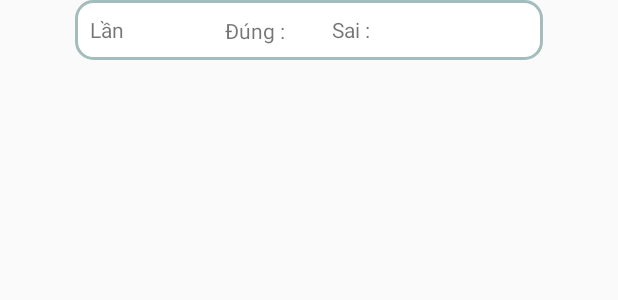
After one commit to Dang-Ngoc-Anh/Project_Android_Quizi_App_Java, an Android app: the layout history_item.xml on its own in the app's theme, with its tools: preview values and no code run, on a phone screen of 412 x 824 dp. The commit adds this screen. Shown: the top 300 px of the screen. Run offline under Robolectric (Android 15) with nearby library versions, the light colour scheme and no system bars.

Commit message:
Add data base history result , update chức năng  lưu lại lịch sử kết quả thi

```diff
--- a/app/src/main/java/com/example/quizi/DashboardActivity.java
+++ b/app/src/main/java/com/example/quizi/DashboardActivity.java
@@ -31,6 +31,7 @@ public class DashboardActivity extends AppCompatActivity {
     CardView cardA , cardB , cardC , cardD;
     Button btnNext;
     ImageView imgBack;
+    Topic topic;
     int timeValue = 15;
     int index = 0;
      int countCorrect = 0;
@@ -41,7 +42,7 @@ public class DashboardActivity extends AppCompatActivity {
         setContentView(R.layout.activity_dashboard);
         hooks();
 
-        Topic topic = (Topic) getIntent().getExtras().get("objTopic");
+        topic = (Topic) getIntent().getExtras().get("objTopic");
         modelList = new ArrayList<>();
         modelList = QuestionDataBase.getInstance(getApplicationContext()).questionDAO().getItemByTopic(topic.getTopic());
 //        Collections.shuffle(modelList);
@@ -187,7 +188,7 @@ public class DashboardActivity extends AppCompatActivity {
     }
 
     public void wrong(CardView card){
-        card.setBackgroundColor(getResources().getColor(R.color.red));
+        card.setBackgroundColor(getResources().getColor(R.color.green));
         btnNext.setOnClickListener(new View.OnClickListener() {
             @Override
             public void onClick(View v) {
@@ -213,6 +214,7 @@ public class DashboardActivity extends AppCompatActivity {
         Intent intent = new Intent(DashboardActivity.this , WonActivity.class);
         intent.putExtra("countCorrect" , countCorrect);
         intent.putExtra("countWrong" , countWrong);
+        intent.putExtra("topicNumber" , topic.getTopic());
         startActivity(intent);
     }
 
--- a/app/src/main/java/com/example/quizi/LoginActivity.java
+++ b/app/src/main/java/com/example/quizi/LoginActivity.java
@@ -31,7 +31,7 @@ public class LoginActivity extends AppCompatActivity {
         setContentView(R.layout.activity_login);
 //        init view
         getView();
-        etEmail.setText("Admin@gmail.com");
+        etEmail.setText("Admin");
         etPassword.setText("admin");
         createAccount.setOnClickListener(v -> nextActivitySignUp());
         forgetPassword.setOnClickListener(v -> {
@@ -48,7 +48,7 @@ public class LoginActivity extends AppCompatActivity {
             list = dataBaseUser.getAllUser();
 
 //          check account
-            if(email.equals("Admin@gmail.com") && password.equals("admin")){
+            if(email.equals("Admin") && password.equals("admin")){
                 email = "Admin";
                 nextActivityMain();
                 return;
--- a/app/src/main/java/com/example/quizi/MainActivity.java
+++ b/app/src/main/java/com/example/quizi/MainActivity.java
@@ -25,9 +25,9 @@ public class MainActivity extends AppCompatActivity {
     protected void onCreate(Bundle savedInstanceState) {
         super.onCreate(savedInstanceState);
 //        remove tile , full screen
-        requestWindowFeature(Window.FEATURE_NO_TITLE);
+        /*requestWindowFeature(Window.FEATURE_NO_TITLE);
         getWindow().setFlags(WindowManager.LayoutParams.FLAG_FULLSCREEN,
-                WindowManager.LayoutParams.FLAG_FULLSCREEN);
+                WindowManager.LayoutParams.FLAG_FULLSCREEN);*/
         setContentView(R.layout.activity_main);
         hook();
         User user = new User(LoginActivity.email , LoginActivity.password);
@@ -47,7 +47,7 @@ public class MainActivity extends AppCompatActivity {
 
 //        button xem kết quả vừa thi
         btnMark.setOnClickListener(v -> {
-         Intent intent = new Intent(MainActivity.this, WonActivity.class);
+         Intent intent = new Intent(MainActivity.this, HistoryActivity.class);
             intent.putExtra("countCorrect" , WonActivity.countCorrect);
             intent.putExtra("countWrong" , WonActivity.countWrong);
             startActivity(intent);
--- a/app/src/main/java/com/example/quizi/SignUpActivity.java
+++ b/app/src/main/java/com/example/quizi/SignUpActivity.java
@@ -53,7 +53,7 @@ public class SignUpActivity extends AppCompatActivity {
             String password = etPassword.getText().toString().trim();
             String confirmPassword =  etConfirmPassword.getText().toString().trim();
 
-            if(password.equals(confirmPassword) && checkEmpty() == true && isValidEmail(email) == true){
+            if(password.equals(confirmPassword) /*&& checkEmpty() == true && isValidEmail(email) == true*/){
                 DataBaseUser dataBaseUser = new DataBaseUser(SignUpActivity.this);
                 List<User> list = new ArrayList<>();
                 list = dataBaseUser.getAllUser();
--- a/app/src/main/java/com/example/quizi/UserMainActivity.java
+++ b/app/src/main/java/com/example/quizi/UserMainActivity.java
@@ -36,7 +36,7 @@ public class UserMainActivity extends AppCompatActivity {
         });
 
         btnMark.setOnClickListener(v -> {
-            Intent intent = new Intent(UserMainActivity.this, WonActivity.class);
+            Intent intent = new Intent(UserMainActivity.this, HistoryActivity.class);
             intent.putExtra("countCorrect" , WonActivity.countCorrect);
             intent.putExtra("countWrong" , WonActivity.countWrong);
             startActivity(intent);
@@ -53,7 +53,7 @@ public class UserMainActivity extends AppCompatActivity {
     }
 
     private void nextActivityDoashboard() {
-        Intent intent = new Intent(UserMainActivity.this , DashboardActivity.class);
+        Intent intent = new Intent(UserMainActivity.this , GetTopicActivity.class);
         startActivity(intent);
     }
 
--- a/app/src/main/java/com/example/quizi/model/QuestionDataBase.java
+++ b/app/src/main/java/com/example/quizi/model/QuestionDataBase.java
@@ -19,5 +19,6 @@ public abstract class QuestionDataBase extends RoomDatabase {
         return instance;
     }
 
+
     public abstract QuestionDAO questionDAO();
 }
--- /dev/null
+++ b/app/src/main/res/layout/history_item.xml
@@ -0,0 +1,42 @@
+<?xml version="1.0" encoding="utf-8"?>
+<androidx.constraintlayout.widget.ConstraintLayout xmlns:android="http://schemas.android.com/apk/res/android"
+    xmlns:app="http://schemas.android.com/apk/res-auto"
+    xmlns:tools="http://schemas.android.com/tools"
+    android:layout_width="match_parent"
+    android:layout_height="wrap_content">
+
+    <TextView
+        android:id="@+id/tvHistory"
+        android:layout_width="match_parent"
+        android:layout_height="40dp"
+        android:layout_marginStart="50dp"
+        android:layout_marginEnd="50dp"
+        android:background="@drawable/shap"
+        android:text="Lần "
+        app:layout_constraintEnd_toEndOf="parent"
+        app:layout_constraintHorizontal_bias="1.0"
+        app:layout_constraintStart_toStartOf="parent"
+        app:layout_constraintTop_toTopOf="parent" />
+
+    <TextView
+        android:id="@+id/tvCountCorrect"
+        android:layout_width="wrap_content"
+        android:layout_height="wrap_content"
+        android:layout_marginStart="100dp"
+        android:text="Đúng : "
+        app:layout_constraintBottom_toBottomOf="@+id/tvHistory"
+        app:layout_constraintStart_toStartOf="@+id/tvHistory"
+        app:layout_constraintTop_toTopOf="@+id/tvHistory"
+        app:layout_constraintVertical_bias="0.523" />
+
+    <TextView
+        android:id="@+id/tvCountWrong"
+        android:layout_width="wrap_content"
+        android:layout_height="wrap_content"
+        android:layout_marginStart="28dp"
+        android:text="Sai : "
+        app:layout_constraintBottom_toBottomOf="@+id/tvHistory"
+        app:layout_constraintStart_toEndOf="@+id/tvCountCorrect"
+        app:layout_constraintTop_toTopOf="@+id/tvHistory"
+        app:layout_constraintVertical_bias="0.476" />
+</androidx.constraintlayout.widget.ConstraintLayout>
```
Also changed, not shown: app/src/main/AndroidManifest.xml (+7 -0 lines), app/src/main/java/com/example/quizi/HistoryActivity.java (added, +46 -0 lines), app/src/main/java/com/example/quizi/WonActivity.java (+29 -5 lines), app/src/main/java/com/example/quizi/adapter/AdapterHistory.java (added, +97 -0 lines), app/src/main/java/com/example/quizi/model/History.java (added, +71 -0 lines), app/src/main/java/com/example/quizi/model/HistoryDao.java (added, +16 -0 lines), app/src/main/java/com/example/quizi/model/HistoryDataBase.java (added, +25 -0 lines), app/src/main/res/layout/activity_dashboard.xml (+5 -5 lines), app/src/main/res/layout/activity_history.xml (added, +33 -0 lines).
